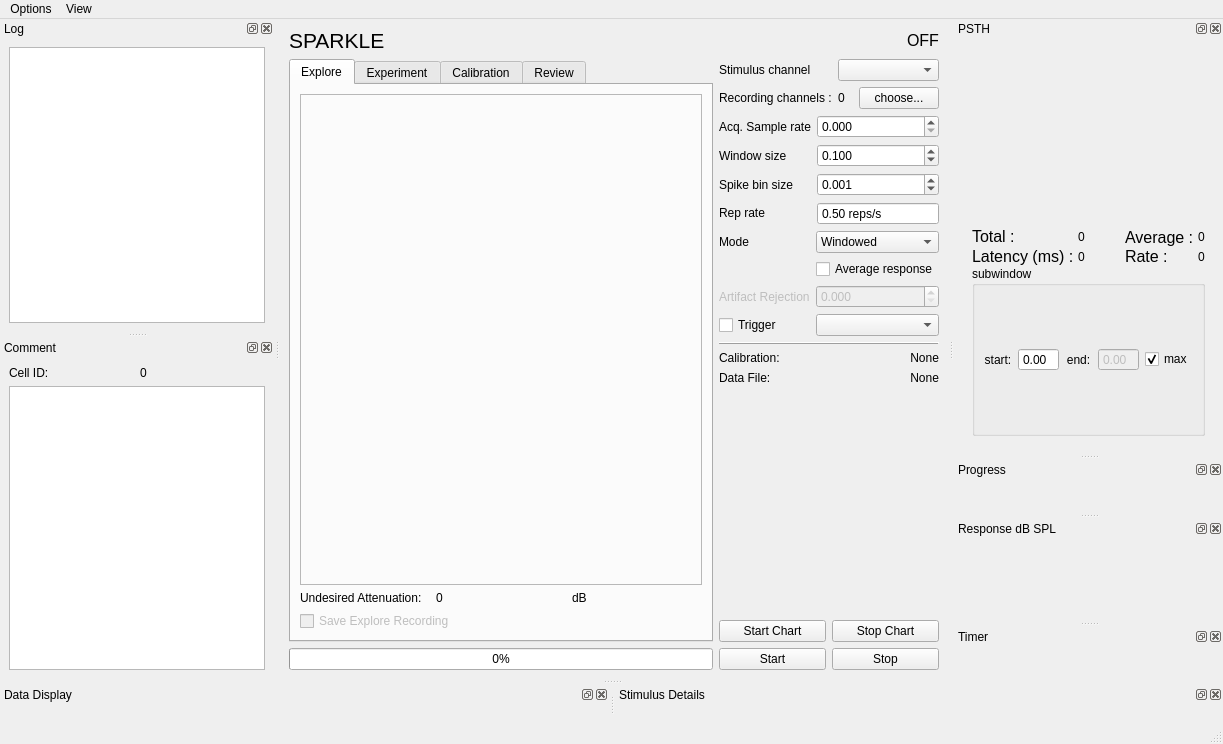
Qt form sparkle/gui/main_control.ui (portfors-lab/sparkle) before a commit.
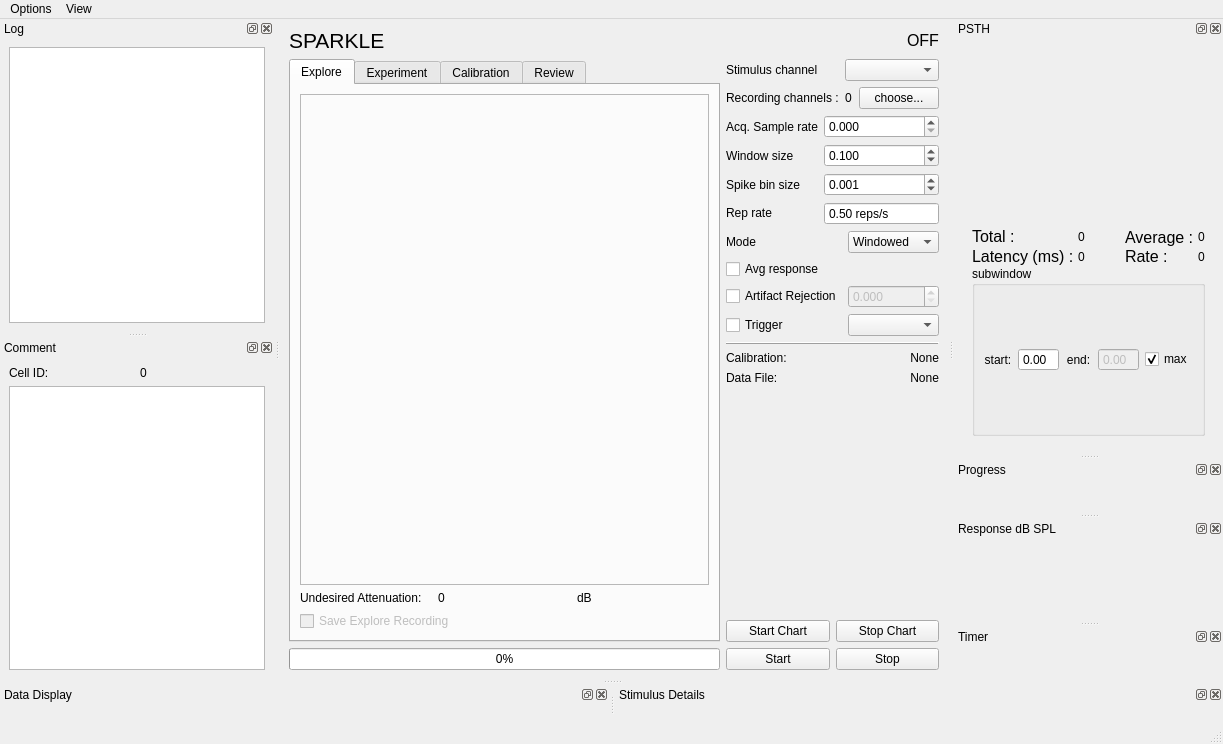
The same form after that commit. Custom widgets are drawn as their Qt base class.

Commit message: Added interface for artifact rejection

The edit to the form file:
```diff
--- a/sparkle/gui/main_control.ui
+++ b/sparkle/gui/main_control.ui
@@ -534,7 +534,7 @@
         </item>
         <item>
          <layout class="QGridLayout" name="gridLayout_5">
-          <item row="3" column="1">
+          <item row="6" column="1">
            <widget class="QComboBox" name="trigchanBox"/>
           </item>
           <item row="0" column="0">
@@ -561,22 +561,22 @@
             </item>
            </widget>
           </item>
-          <item row="3" column="0">
+          <item row="6" column="0">
            <widget class="QCheckBox" name="trigCkbx">
             <property name="text">
              <string>Trigger</string>
             </property>
            </widget>
           </item>
-          <item row="1" column="1">
+          <item row="3" column="0">
            <widget class="QCheckBox" name="averageChbx">
             <property name="text">
-             <string>Average response</string>
+             <string>Avg response</string>
             </property>
            </widget>
           </item>
-          <item row="2" column="1">
-           <widget class="SmartSpinBox" name="artifacRejectSpnbx">
+          <item row="5" column="1">
+           <widget class="SmartSpinBox" name="artifactRejectSpnbx">
             <property name="enabled">
              <bool>false</bool>
             </property>
@@ -591,14 +591,14 @@
             </property>
            </widget>
           </item>
-          <item row="2" column="0">
-           <widget class="QLabel" name="label_44">
-            <property name="enabled">
-             <bool>false</bool>
-            </property>
+          <item row="5" column="0">
+           <widget class="QCheckBox" name="artifactRejectChbx">
             <property name="text">
              <string>Artifact Rejection</string>
             </property>
+            <property name="checked">
+             <bool>false</bool>
+            </property>
            </widget>
           </item>
          </layout>
```
Left out of the diff: 48 changed lines with no effect on the pictures. The commit also changes 2 other files.
